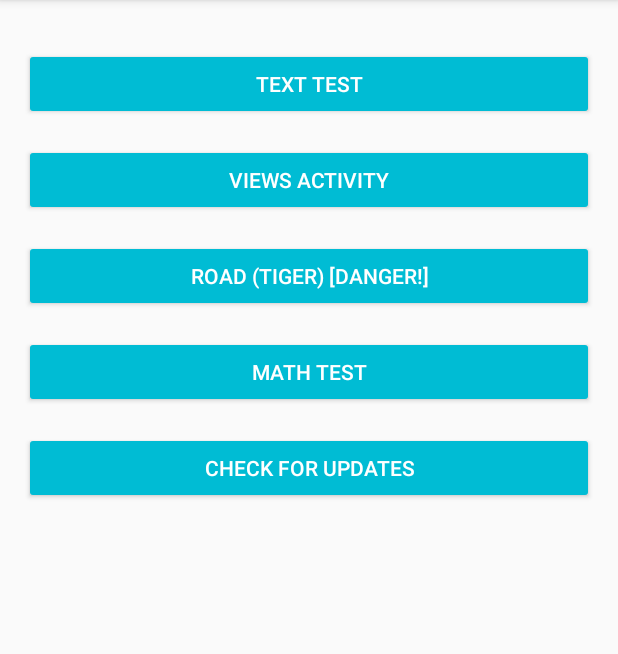
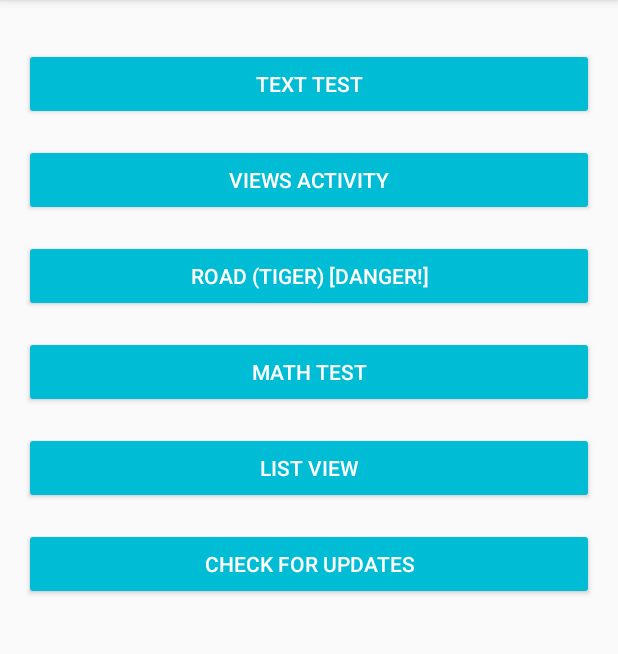
Before and after one commit to tochanenko/AndroidPlaygroundApp, an Android app: the screen it shows after launch (MainActivity), on a phone screen of 412 x 824 dp, the part 84-738 px from its top. Run offline under Robolectric (Android 15) with nearby library versions, the phone set to English and light mode, and no system bars.

Commit message:
Added custom List View

```diff
--- a/playground/app/build.gradle
+++ b/playground/app/build.gradle
@@ -11,7 +11,7 @@ android {
         minSdkVersion 21
         targetSdkVersion 28
         versionCode 1
-        versionName "0.0.8"
+        versionName "0.0.9"
         testInstrumentationRunner "android.support.test.runner.AndroidJUnitRunner"
     }
     buildTypes {
--- a/playground/app/src/main/AndroidManifest.xml
+++ b/playground/app/src/main/AndroidManifest.xml
@@ -9,6 +9,8 @@
             android:roundIcon="@mipmap/ic_launcher_round"
             android:supportsRtl="true"
             android:theme="@style/AppTheme">
+        <activity android:name=".ListViewActivity">
+        </activity>
         <activity android:name=".WellDoneActivity">
         </activity>
         <activity android:name=".MathActivity">
--- a/playground/app/src/main/java/com/tochanenko/kotlinplayground/MainActivity.kt
+++ b/playground/app/src/main/java/com/tochanenko/kotlinplayground/MainActivity.kt
@@ -13,6 +13,7 @@ class MainActivity : AppCompatActivity() {
     lateinit var buttonRoarActivity: Button
     lateinit var buttonMathTest : Button
     lateinit var buttonCheckForUpdates: Button
+    lateinit var buttonListView: Button
 
     override fun onCreate(savedInstanceState: Bundle?) {
         super.onCreate(savedInstanceState)
@@ -46,6 +47,11 @@ class MainActivity : AppCompatActivity() {
             startActivity(intent)
         }
 
+        buttonListView.setOnClickListener {
+            val intent = Intent(this, ListViewActivity::class.java)
+            startActivity(intent)
+        }
+
     }
 
     //  Connects Kotlin and XML
@@ -55,5 +61,6 @@ class MainActivity : AppCompatActivity() {
         buttonRoarActivity = findViewById(R.id.buttonRoarActivity)
         buttonMathTest = findViewById(R.id.buttonMathTest)
         buttonCheckForUpdates = findViewById(R.id.buttonCheckForUpdates)
+        buttonListView = findViewById(R.id.buttonListView)
     }
 }
--- a/playground/app/src/main/res/layout/activity_main.xml
+++ b/playground/app/src/main/res/layout/activity_main.xml
@@ -51,12 +51,23 @@
                 android:layout_width="0dp"
                 android:layout_height="wrap_content"
                 android:id="@+id/buttonCheckForUpdates" android:layout_marginTop="16dp"
-                app:layout_constraintTop_toBottomOf="@+id/buttonMathTest"
+                app:layout_constraintTop_toBottomOf="@+id/buttonListView"
                 app:layout_constraintStart_toStartOf="parent" android:layout_marginStart="16dp"
                 app:layout_constraintEnd_toEndOf="parent" android:layout_marginEnd="16dp"
                 app:layout_constraintHorizontal_bias="0.0"
                 style="@style/Widget.AppCompat.Button.Colored" app:layout_constraintBottom_toBottomOf="parent"
-                android:layout_marginBottom="16dp"/>
+                android:layout_marginBottom="16dp" app:layout_constraintVertical_bias="1.0"/>
+        <Button
+                android:text="@string/list_view"
+                android:layout_width="0dp"
+                android:layout_height="wrap_content"
+                android:id="@+id/buttonListView" android:layout_marginTop="16dp"
+                app:layout_constraintTop_toBottomOf="@+id/buttonMathTest"
+                app:layout_constraintStart_toStartOf="parent" android:layout_marginStart="16dp"
+                app:layout_constraintEnd_toEndOf="parent" android:layout_marginEnd="16dp"
+                app:layout_constraintHorizontal_bias="1.0"
+                style="@style/Widget.AppCompat.Button.Colored" app:layout_constraintBottom_toBottomOf="parent"
+                android:layout_marginBottom="16dp" app:layout_constraintVertical_bias="0.0"/>
 
     </android.support.constraint.ConstraintLayout>
 </ScrollView>
--- a/playground/app/src/main/res/values/strings.xml
+++ b/playground/app/src/main/res/values/strings.xml
@@ -18,4 +18,5 @@
     <string name="well_done">Well Done!</string>
     <string name="ok">OK</string>
     <string name="check_for_updates">Check for Updates</string>
+    <string name="list_view">List View</string>
 </resources>
```
Also changed, not shown: playground/app/src/main/java/com/tochanenko/kotlinplayground/LinkClass.kt (added, +7 -0 lines), playground/app/src/main/java/com/tochanenko/kotlinplayground/ListActivityAdapter.kt (added, +58 -0 lines), playground/app/src/main/java/com/tochanenko/kotlinplayground/ListViewActivity.kt (added, +42 -0 lines), playground/app/src/main/res/layout/activity_list_view.xml (added, +18 -0 lines), playground/app/src/main/res/layout/list_item.xml (added, +49 -0 lines).
